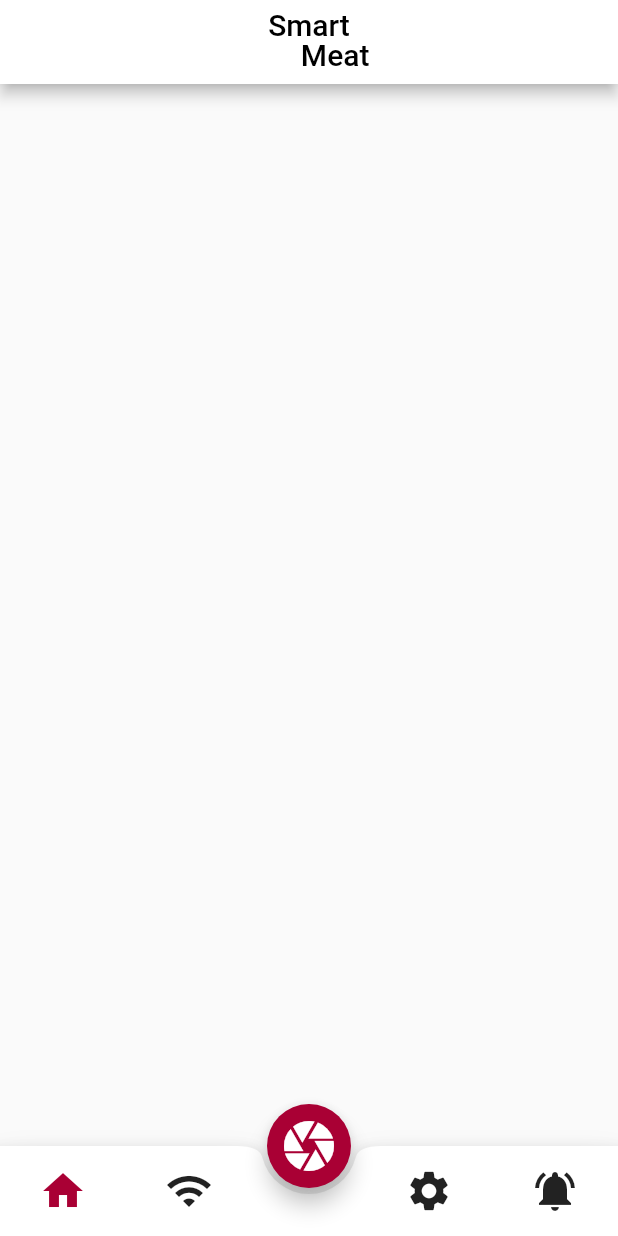
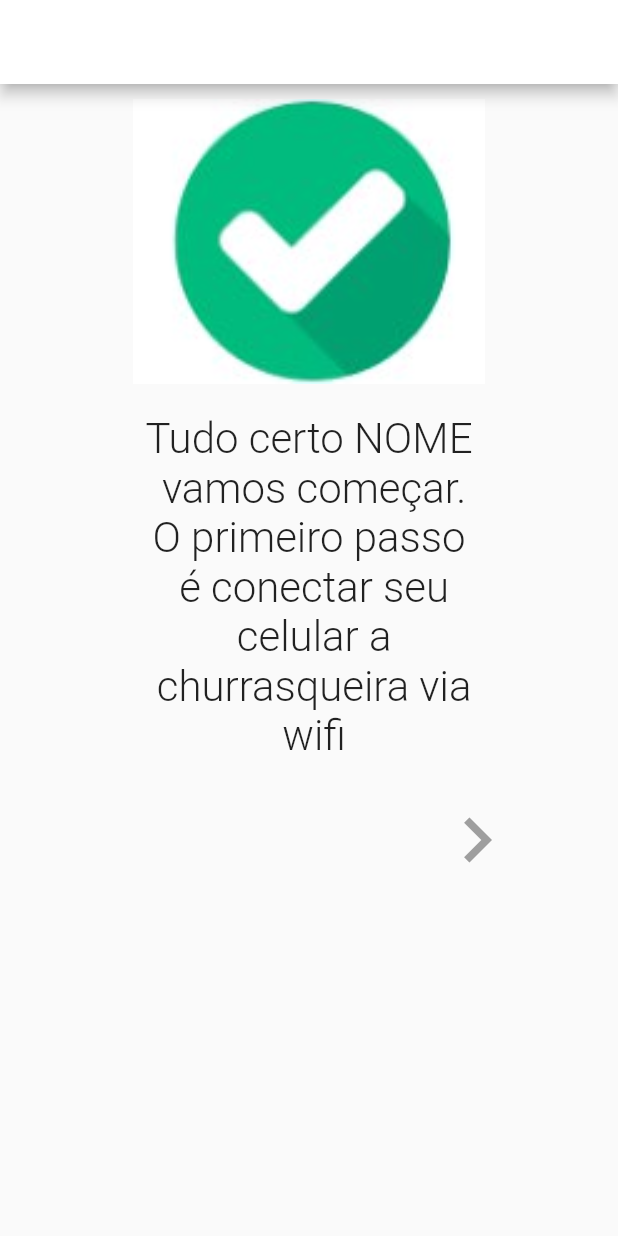
Before and after one commit to SmartMeat-UnB/smartmeat, a Flutter app: the screen it shows after launch, on a phone screen of 412 x 824 dp. Run offline on Flutter 3.47's test engine with Material 2 defaults, Android fonts, the phone set to English and light mode, and no system bars; our stand-ins replace image_cropper, image_picker.

Commit message:
Tela 1 tutorial wifi

```diff
--- a/lib/main.dart
+++ b/lib/main.dart
@@ -1,6 +1,7 @@
 import 'package:flutter/material.dart';
 import 'package:smartmeat/screens/receita.dart';
 import 'package:smartmeat/screens/result_IA.dart';
+import 'package:smartmeat/screens/tutorialWifi.dart';
 import 'package:smartmeat/tabs/home_tab.dart';
 
 void main() => runApp(MyApp());
@@ -18,6 +19,6 @@ class MyApp extends StatelessWidget {
           primarySwatch: Colors.red,
         ),
         debugShowCheckedModeBanner: false,
-        home: HomeTab());
+        home: TutorialWifi());
   }
 }
--- /dev/null
+++ b/lib/screens/tutorialWifi.dart
@@ -0,0 +1,66 @@
+import 'package:flutter/material.dart';
+
+class TutorialWifi extends StatelessWidget {
+  @override
+  Widget build(BuildContext context) {
+    return Scaffold(
+      appBar: AppBar(
+        backgroundColor: Colors.white,
+      ),
+      body: Container(
+        child: Column(
+          children: <Widget>[
+            SizedBox(
+                  height: 10,
+                ),
+            Row(
+              mainAxisAlignment: MainAxisAlignment.center,
+              crossAxisAlignment: CrossAxisAlignment.center,
+              children: <Widget>[
+                Image.asset(
+                          "images/ok.jpg",
+                          fit: BoxFit.cover,
+                          height: 190.0,
+                        )
+
+              ],
+            ),
+            SizedBox(
+                  height: 20,
+                ),
+            Row(
+              mainAxisAlignment: MainAxisAlignment.center,
+              crossAxisAlignment: CrossAxisAlignment.center,
+              children: <Widget>[
+                Text("Tudo certo NOME\n vamos começar.\nO primeiro passo\n é conectar seu\n celular a\n churrasqueira via\n wifi",
+                style: TextStyle(fontSize: 28, fontWeight: FontWeight.w300 ),
+                textAlign: TextAlign.center,)
+
+              ],
+
+            ),
+             SizedBox(
+                  height: 15,
+                ),
+            Row(
+
+              children: <Widget>[
+                SizedBox(
+                  width: 280,
+                ),
+                IconButton(
+                icon: Icon(
+                  Icons.navigate_next,
+                  size: 60,
+                  color: Colors.grey,
+                 ),
+                 onPressed: () {},
+                ),
+              ],
+            )
+          ],
+        ),
+      ),
+    );
+  }
+}
--- a/pubspec.yaml
+++ b/pubspec.yaml
@@ -47,6 +47,7 @@ flutter:
   # To add assets to your application, add an assets section, like this:
   assets:
    - images/noImage.png
+   - images/ok.jpg
   # assets:
   #  - images/a_dot_burr.jpeg
   #  - images/a_dot_ham.jpeg
```
Also changed, not shown: images/ok.jpg (added).
